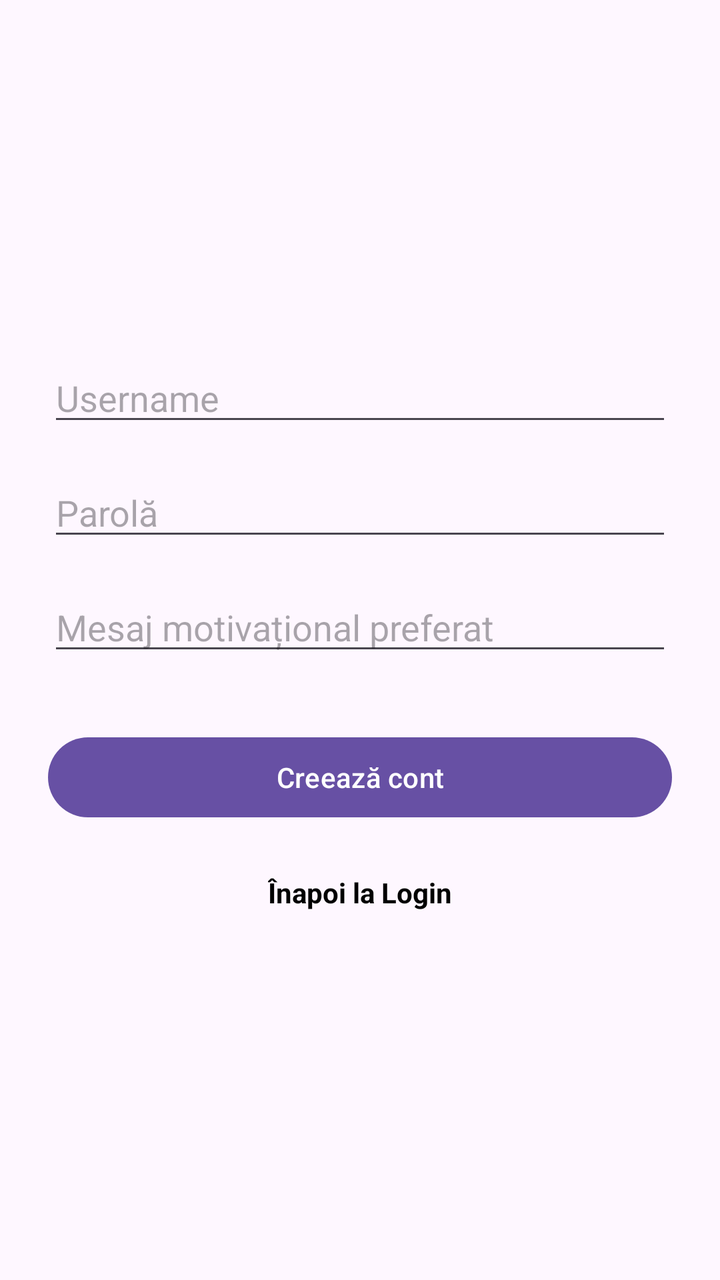
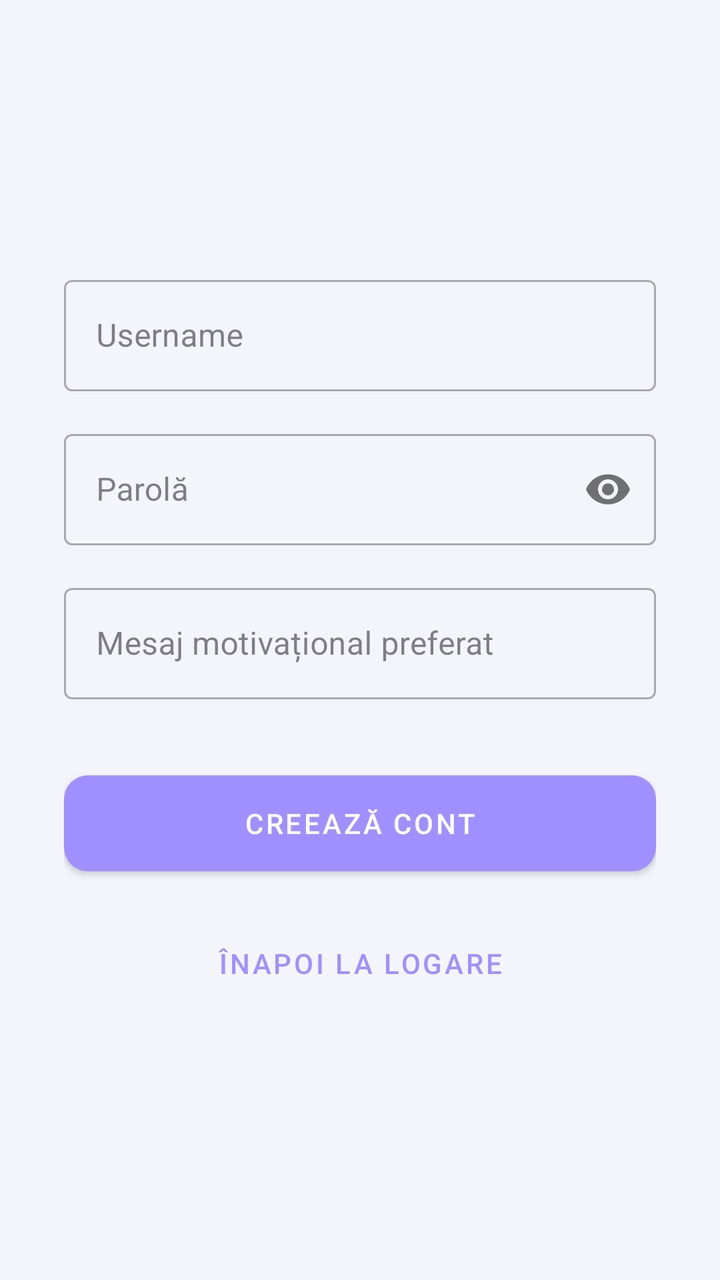

Compare the two renders of this Android layout. The source of the first and the diff that turns it into the second are given below.
<!-- AndroidManifest.xml: application theme Theme.Bad_Habits_Tracker -->
<!-- res/layout/fragment_register.xml -->
<?xml version="1.0" encoding="utf-8"?>
<androidx.constraintlayout.widget.ConstraintLayout
    xmlns:android="http://schemas.android.com/apk/res/android"
    xmlns:app="http://schemas.android.com/apk/res-auto"
    android:layout_width="match_parent"
    android:layout_height="match_parent"
    android:padding="24dp">

    <EditText
        android:id="@+id/etUsernameReg"
        android:layout_width="0dp"
        android:layout_height="wrap_content"
        android:hint="Username"
        android:inputType="textPersonName"
        app:layout_constraintBottom_toTopOf="@+id/etPasswordReg"
        app:layout_constraintEnd_toEndOf="parent"
        app:layout_constraintStart_toStartOf="parent"
        app:layout_constraintTop_toTopOf="parent"
        app:layout_constraintVertical_chainStyle="packed" />

    <EditText
        android:id="@+id/etPasswordReg"
        android:layout_width="0dp"
        android:layout_height="wrap_content"
        android:layout_marginTop="16dp"
        android:hint="Parolă"
        android:inputType="textPassword"
        app:layout_constraintBottom_toTopOf="@+id/etMotivation"
        app:layout_constraintEnd_toEndOf="parent"
        app:layout_constraintStart_toStartOf="parent"
        app:layout_constraintTop_toBottomOf="@+id/etUsernameReg" />

    <EditText
        android:id="@+id/etMotivation"
        android:layout_width="0dp"
        android:layout_height="wrap_content"
        android:layout_marginTop="16dp"
        android:hint="Mesaj motivațional preferat"
        android:inputType="text"
        app:layout_constraintBottom_toTopOf="@+id/btnCreateAccount"
        app:layout_constraintEnd_toEndOf="parent"
        app:layout_constraintStart_toStartOf="parent"
        app:layout_constraintTop_toBottomOf="@+id/etPasswordReg" />

    <Button
        android:id="@+id/btnCreateAccount"
        android:layout_width="0dp"
        android:layout_height="wrap_content"
        android:layout_marginTop="32dp"
        android:text="Creează cont"
        app:layout_constraintBottom_toTopOf="@+id/tvBackToLogin"
        app:layout_constraintEnd_toEndOf="parent"
        app:layout_constraintStart_toStartOf="parent"
        app:layout_constraintTop_toBottomOf="@+id/etMotivation" />

    <TextView
        android:id="@+id/tvBackToLogin"
        android:layout_width="wrap_content"
        android:layout_height="wrap_content"
        android:layout_marginTop="16dp"
        android:padding="8dp"
        android:text="Înapoi la Login"
        android:textColor="@color/black"
        android:textStyle="bold"
        app:layout_constraintBottom_toBottomOf="parent"
        app:layout_constraintEnd_toEndOf="parent"
        app:layout_constraintStart_toStartOf="parent"
        app:layout_constraintTop_toBottomOf="@+id/btnCreateAccount" />

</androidx.constraintlayout.widget.ConstraintLayout>
<!-- resources referenced by this layout -->
<resources>
  <color name="black">#FF000000</color>
  <style name="Theme.Bad_Habits_Tracker" parent="Base.Theme.Bad_Habits_Tracker" />
  <style name="Base.Theme.Bad_Habits_Tracker" parent="Theme.Material3.DayNight.NoActionBar">
          
          
      </style>
</resources>

<!-- the commit's change to res/layout/fragment_register.xml (unified diff, before → after) -->
@@ -4,64 +4,85 @@
     xmlns:app="http://schemas.android.com/apk/res-auto"
     android:layout_width="match_parent"
     android:layout_height="match_parent"
-    android:padding="24dp">
+    android:padding="32dp">
 
-    <EditText
-        android:id="@+id/etUsernameReg"
+    <com.google.android.material.textfield.TextInputLayout
+        android:id="@+id/tilUsernameReg"
+        style="@style/Widget.MaterialComponents.TextInputLayout.OutlinedBox"
         android:layout_width="0dp"
         android:layout_height="wrap_content"
-        android:hint="Username"
-        android:inputType="textPersonName"
-        app:layout_constraintBottom_toTopOf="@+id/etPasswordReg"
+        android:hint="@string/prompt_username"
+        app:layout_constraintBottom_toTopOf="@+id/tilPasswordReg"
         app:layout_constraintEnd_toEndOf="parent"
         app:layout_constraintStart_toStartOf="parent"
         app:layout_constraintTop_toTopOf="parent"
-        app:layout_constraintVertical_chainStyle="packed" />
+        app:layout_constraintVertical_chainStyle="packed">
 
-    <EditText
-        android:id="@+id/etPasswordReg"
+        <com.google.android.material.textfield.TextInputEditText
+            android:id="@+id/etUsernameReg"
+            android:layout_width="match_parent"
+            android:layout_height="wrap_content"
+            android:inputType="textPersonName" />
+    </com.google.android.material.textfield.TextInputLayout>
+
+    <com.google.android.material.textfield.TextInputLayout
+        android:id="@+id/tilPasswordReg"
+        style="@style/Widget.MaterialComponents.TextInputLayout.OutlinedBox"
         android:layout_width="0dp"
         android:layout_height="wrap_content"
         android:layout_marginTop="16dp"
-        android:hint="Parolă"
-        android:inputType="textPassword"
-        app:layout_constraintBottom_toTopOf="@+id/etMotivation"
+        android:hint="@string/prompt_password"
+        app:passwordToggleEnabled="true"
+        app:layout_constraintBottom_toTopOf="@+id/tilMotivation"
         app:layout_constraintEnd_toEndOf="parent"
         app:layout_constraintStart_toStartOf="parent"
-        app:layout_constraintTop_toBottomOf="@+id/etUsernameReg" />
+        app:layout_constraintTop_toBottomOf="@+id/tilUsernameReg">
 
-    <EditText
-        android:id="@+id/etMotivation"
+        <com.google.android.material.textfield.TextInputEditText
+            android:id="@+id/etPasswordReg"
+            android:layout_width="match_parent"
+            android:layout_height="wrap_content"
+            android:inputType="textPassword" />
+    </com.google.android.material.textfield.TextInputLayout>
+
+    <com.google.android.material.textfield.TextInputLayout
+        android:id="@+id/tilMotivation"
+        style="@style/Widget.MaterialComponents.TextInputLayout.OutlinedBox"
         android:layout_width="0dp"
         android:layout_height="wrap_content"
         android:layout_marginTop="16dp"
-        android:hint="Mesaj motivațional preferat"
-        android:inputType="text"
+        android:hint="@string/prompt_motivation"
         app:layout_constraintBottom_toTopOf="@+id/btnCreateAccount"
         app:layout_constraintEnd_toEndOf="parent"
         app:layout_constraintStart_toStartOf="parent"
-        app:layout_constraintTop_toBottomOf="@+id/etPasswordReg" />
+        app:layout_constraintTop_toBottomOf="@+id/tilPasswordReg">
 
-    <Button
+        <com.google.android.material.textfield.TextInputEditText
+            android:id="@+id/etMotivation"
+            android:layout_width="match_parent"
+            android:layout_height="wrap_content"
+            android:inputType="text" />
+    </com.google.android.material.textfield.TextInputLayout>
+
+    <com.google.android.material.button.MaterialButton
         android:id="@+id/btnCreateAccount"
         android:layout_width="0dp"
-        android:layout_height="wrap_content"
+        android:layout_height="60dp"
         android:layout_marginTop="32dp"
-        android:text="Creează cont"
+        android:text="@string/action_register"
+        app:cornerRadius="12dp"
         app:layout_constraintBottom_toTopOf="@+id/tvBackToLogin"
         app:layout_constraintEnd_toEndOf="parent"
         app:layout_constraintStart_toStartOf="parent"
-        app:layout_constraintTop_toBottomOf="@+id/etMotivation" />
+        app:layout_constraintTop_toBottomOf="@+id/tilMotivation" />
 
-    <TextView
+    <com.google.android.material.button.MaterialButton
+        style="@style/Widget.MaterialComponents.Button.TextButton"
         android:id="@+id/tvBackToLogin"
         android:layout_width="wrap_content"
         android:layout_height="wrap_content"
         android:layout_marginTop="16dp"
-        android:padding="8dp"
-        android:text="Înapoi la Login"
-        android:textColor="@color/black"
-        android:textStyle="bold"
+        android:text="@string/action_back_login"
         app:layout_constraintBottom_toBottomOf="parent"
         app:layout_constraintEnd_toEndOf="parent"
         app:layout_constraintStart_toStartOf="parent"
<!-- resource entries referenced after the edit -->
@@ -1,10 +1,37 @@
 <!-- resources referenced by this layout -->
 <resources>
-  <color name="black">#FF000000</color>
-  <style name="Theme.Bad_Habits_Tracker" parent="Base.Theme.Bad_Habits_Tracker" />
-  <style name="Base.Theme.Bad_Habits_Tracker" parent="Theme.Material3.DayNight.NoActionBar">
+  <string name="action_back_login">Înapoi la Logare</string>
+  <string name="action_register">Creează cont</string>
+  <string name="prompt_motivation">Mesaj motivațional preferat</string>
+  <string name="prompt_password">Parolă</string>
+  <string name="prompt_username">Username</string>
+  <style name="Theme.Bad_Habits_Tracker" parent="Theme.MaterialComponents.Light.NoActionBar">
+          
+          <item name="colorPrimary">@color/colorPrimary</item>
+          <item name="colorPrimaryVariant">@color/colorPrimaryDark</item>
+          <item name="colorOnPrimary">@color/white</item>
           
           
+          <item name="colorSecondary">@color/colorSecondary</item>
+          <item name="colorSecondaryVariant">@color/colorSecondary</item>
+          <item name="colorOnSecondary">@color/textColorPrimary</item>
+          
+          
+          <item name="android:colorBackground">@color/colorBackground</item>
+          <item name="colorSurface">@color/colorSurface</item>
+          <item name="colorOnBackground">@color/textColorPrimary</item>
+          <item name="colorOnSurface">@color/textColorPrimary</item>
+          
+          
+          <item name="colorError">@color/colorError</item>
       </style>
+  <color name="colorPrimary">#A090FF</color>
+  <color name="colorPrimaryDark">#705DDA</color>
+  <color name="white">#FFFFFF</color>
+  <color name="colorSecondary">#8BE2C9</color>
+  <color name="textColorPrimary">#2D2D3A</color>
+  <color name="colorBackground">#F4F5FB</color>
+  <color name="colorSurface">#FFFFFF</color>
+  <color name="colorError">#FF8C8C</color>
 </resources>
 
